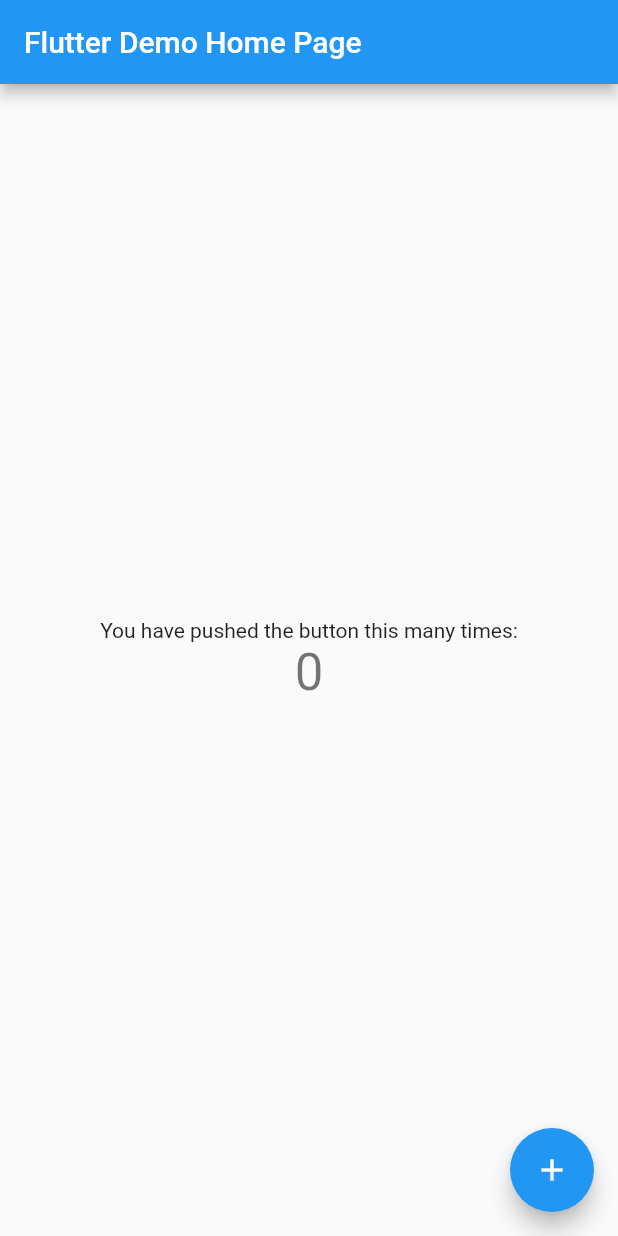
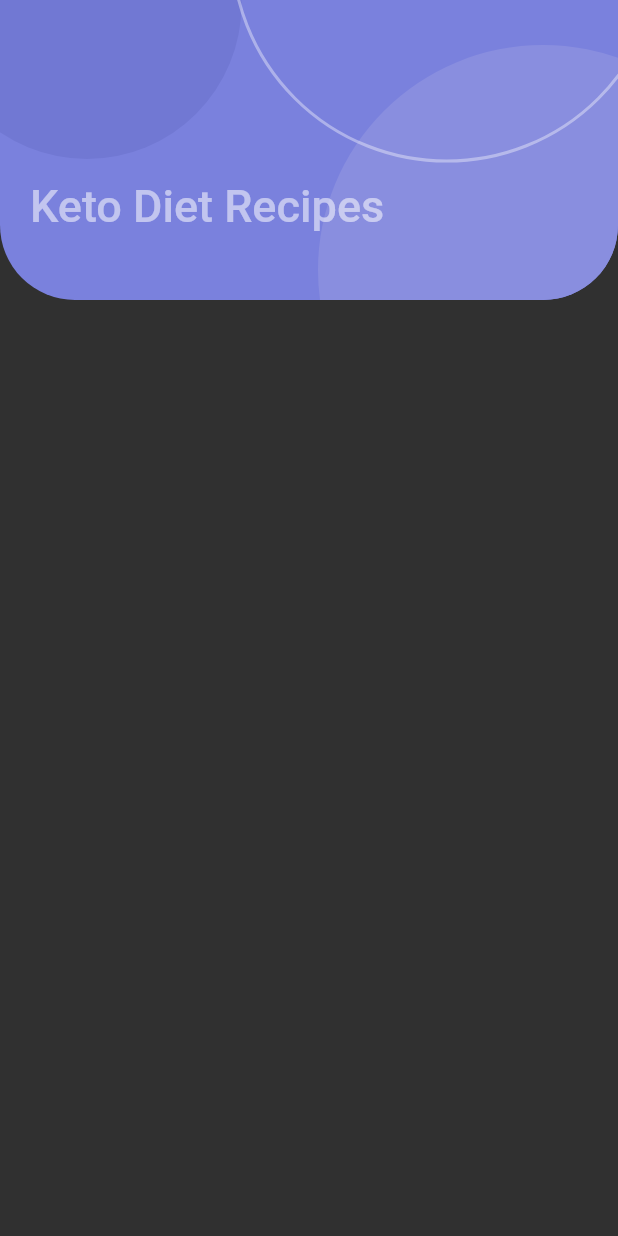
Before and after one commit to tayormi/keto_meals, a Flutter app: the screen it shows after launch, on a phone screen of 412 x 824 dp. Run offline on Flutter 3.47's test engine with Material 2 defaults, Android fonts, the phone set to English and light mode, and no system bars.

Commit message:
Added HomePage Header

```diff
--- a/lib/main.dart
+++ b/lib/main.dart
@@ -1,4 +1,6 @@
 import 'package:flutter/material.dart';
+import 'package:keto_meals/pages/home.dart';
+import 'package:keto_meals/theme/theme.dart';
 
 void main() => runApp(MyApp());
 
@@ -7,105 +9,8 @@ class MyApp extends StatelessWidget {
   @override
   Widget build(BuildContext context) {
     return MaterialApp(
-      title: 'Flutter Demo',
-      theme: ThemeData(
-        // This is the theme of your application.
-        //
-        // Try running your application with "flutter run". You'll see the
-        // application has a blue toolbar. Then, without quitting the app, try
-        // changing the primarySwatch below to Colors.green and then invoke
-        // "hot reload" (press "r" in the console where you ran "flutter run",
-        // or simply save your changes to "hot reload" in a Flutter IDE).
-        // Notice that the counter didn't reset back to zero; the application
-        // is not restarted.
-        primarySwatch: Colors.blue,
-      ),
-      home: MyHomePage(title: 'Flutter Demo Home Page'),
+      theme: AppTheme.lightTheme,
+      home: HomePage()
     );
   }
 }
-
-class MyHomePage extends StatefulWidget {
-  MyHomePage({Key key, this.title}) : super(key: key);
-
-  // This widget is the home page of your application. It is stateful, meaning
-  // that it has a State object (defined below) that contains fields that affect
-  // how it looks.
-
-  // This class is the configuration for the state. It holds the values (in this
-  // case the title) provided by the parent (in this case the App widget) and
-  // used by the build method of the State. Fields in a Widget subclass are
-  // always marked "final".
-
-  final String title;
-
-  @override
-  _MyHomePageState createState() => _MyHomePageState();
-}
-
-class _MyHomePageState extends State<MyHomePage> {
-  int _counter = 0;
-
-  void _incrementCounter() {
-    setState(() {
-      // This call to setState tells the Flutter framework that something has
-      // changed in this State, which causes it to rerun the build method below
-      // so that the display can reflect the updated values. If we changed
-      // _counter without calling setState(), then the build method would not be
-      // called again, and so nothing would appear to happen.
-      _counter++;
-    });
-  }
-
-  @override
-  Widget build(BuildContext context) {
-    // This method is rerun every time setState is called, for instance as done
-    // by the _incrementCounter method above.
-    //
-    // The Flutter framework has been optimized to make rerunning build methods
-    // fast, so that you can just rebuild anything that needs updating rather
-    // than having to individually change instances of widgets.
-    return Scaffold(
-      appBar: AppBar(
-        // Here we take the value from the MyHomePage object that was created by
-        // the App.build method, and use it to set our appbar title.
-        title: Text(widget.title),
-      ),
-      body: Center(
-        // Center is a layout widget. It takes a single child and positions it
-        // in the middle of the parent.
-        child: Column(
-          // Column is also a layout widget. It takes a list of children and
-          // arranges them vertically. By default, it sizes itself to fit its
-          // children horizontally, and tries to be as tall as its parent.
-          //
-          // Invoke "debug painting" (press "p" in the console, choose the
-          // "Toggle Debug Paint" action from the Flutter Inspector in Android
-          // Studio, or the "Toggle Debug Paint" command in Visual Studio Code)
-          // to see the wireframe for each widget.
-          //
-          // Column has various properties to control how it sizes itself and
-          // how it positions its children. Here we use mainAxisAlignment to
-          // center the children vertically; the main axis here is the vertical
-          // axis because Columns are vertical (the cross axis would be
-          // horizontal).
-          mainAxisAlignment: MainAxisAlignment.center,
-          children: <Widget>[
-            Text(
-              'You have pushed the button this many times:',
-            ),
-            Text(
-              '$_counter',
-              style: Theme.of(context).textTheme.display1,
-            ),
-          ],
-        ),
-      ),
-      floatingActionButton: FloatingActionButton(
-        onPressed: _incrementCounter,
-        tooltip: 'Increment',
-        child: Icon(Icons.add),
-      ), // This trailing comma makes auto-formatting nicer for build methods.
-    );
-  }
-}
--- /dev/null
+++ b/lib/pages/home.dart
@@ -0,0 +1,102 @@
+import 'package:flutter/material.dart';
+import 'package:keto_meals/theme/color/light_color.dart';
+
+class HomePage extends StatelessWidget {
+  Widget _header(BuildContext context) {
+    var width = MediaQuery.of(context).size.width;
+    return ClipRRect(
+      borderRadius: BorderRadius.only(
+          bottomLeft: Radius.circular(50), bottomRight: Radius.circular(50)),
+      child: Container(
+          height: 200,
+          width: width,
+          decoration: BoxDecoration(
+            color: LightColor.purple,
+          ),
+          child: Stack(
+            fit: StackFit.expand,
+            alignment: Alignment.center,
+            children: <Widget>[
+              Positioned(
+                  top: 30,
+                  right: -100,
+                  child: _circularContainer(300, LightColor.lightpurple)),
+              Positioned(
+                  top: -100,
+                  left: -45,
+                  child: _circularContainer(width * .5, LightColor.darkpurple)),
+              Positioned(
+                  top: -180,
+                  right: -30,
+                  child: _circularContainer(width * .7, Colors.transparent,
+                      borderColor: Colors.white38)),
+              Positioned(
+                  top: 80,
+                  left: 0,
+                  child: Container(
+                      width: width,
+                      padding: EdgeInsets.symmetric(horizontal: 20),
+                      child: Column(
+                        crossAxisAlignment: CrossAxisAlignment.start,
+                        children: <Widget>[
+                          // Icon(
+                          //   Icons.keyboard_arrow_left,
+                          //   color: Colors.white,
+                          //   size: 40,
+                          // ),
+                          SizedBox(height: 40),
+                          // Row(
+                          //   mainAxisAlignment: MainAxisAlignment.spaceBetween,
+                          //   children: <Widget>[
+                          //     Text(
+                          //       "Search courses",
+                          //       style: TextStyle(
+                          //           color: Colors.white,
+                          //           fontWeight: FontWeight.w500),
+                          //     ),
+                          //     Icon(
+                          //       Icons.search,
+                          //       color: Colors.white,
+                          //       size: 30,
+                          //     )
+                          //   ],
+                          // ),
+                          //SizedBox(height: 20),
+                          Text(
+                            "Keto Diet Recipes",
+                            style: TextStyle(
+                                color: Colors.white54,
+                                fontSize: 30,
+                                fontWeight: FontWeight.w500),
+                          )
+                        ],
+                      )))
+            ],
+          )),
+    );
+  }
+  Widget _circularContainer(double height, Color color,
+      {Color borderColor = Colors.transparent, double borderWidth = 2}) {
+    return Container(
+      height: height,
+      width: height,
+      decoration: BoxDecoration(
+        shape: BoxShape.circle,
+        color: color,
+        border: Border.all(color: borderColor, width: borderWidth),
+      ),
+    );
+  }
+  @override
+  Widget build(BuildContext context) {
+    return Scaffold(
+      body: SingleChildScrollView(
+        child: Column(
+          children: <Widget>[
+            _header(context),
+          ],
+          )
+      ),
+    );
+  }
+}
```
